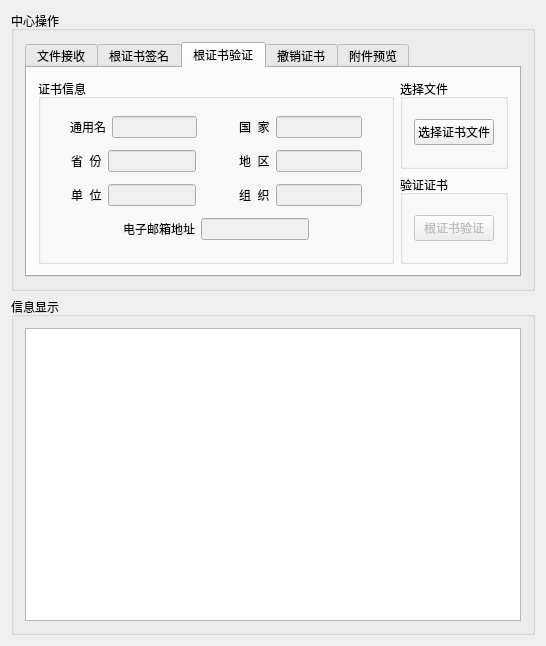
Qt form V2.0/CAServer/CAServer/mainwindow.ui (zengrx/openssl_ca) before a commit.
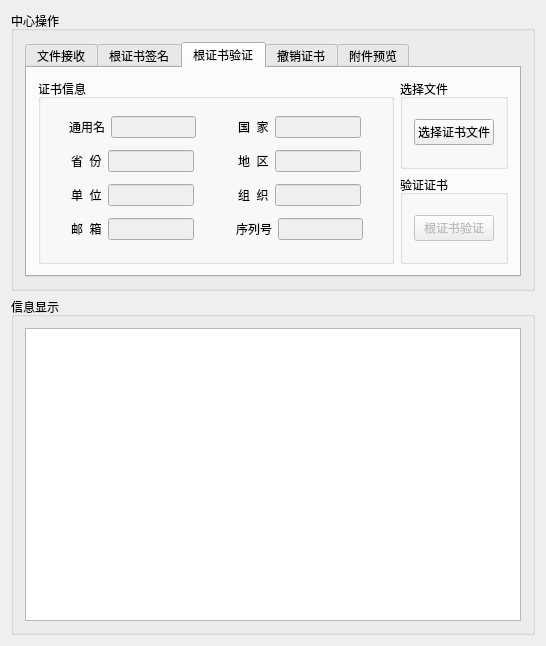
The same form after that commit. The open tabs and pages were chosen to show the change.

```diff
--- a/V2.0/CAServer/CAServer/mainwindow.ui
+++ b/V2.0/CAServer/CAServer/mainwindow.ui
@@ -693,7 +693,7 @@
                       </item>
                      </layout>
                     </item>
-                    <item row="3" column="0" colspan="2">
+                    <item row="3" column="0">
                      <layout class="QHBoxLayout" name="horizontalLayout_25">
                       <item>
                        <spacer name="horizontalSpacer_18">
@@ -711,7 +711,7 @@
                       <item>
                        <widget class="QLabel" name="label_12">
                         <property name="text">
-                         <string>电子邮箱地址</string>
+                         <string>邮  箱</string>
                         </property>
                        </widget>
                       </item>
@@ -737,6 +737,50 @@
                       </item>
                      </layout>
                     </item>
+                    <item row="3" column="1">
+                     <layout class="QHBoxLayout" name="horizontalLayout_29">
+                      <item>
+                       <spacer name="horizontalSpacer_20">
+                        <property name="orientation">
+                         <enum>Qt::Horizontal</enum>
+                        </property>
+                        <property name="sizeHint" stdset="0">
+                         <size>
+                          <width>40</width>
+                          <height>20</height>
+                         </size>
+                        </property>
+                       </spacer>
+                      </item>
+                      <item>
+                       <widget class="QLabel" name="label_13">
+                        <property name="text">
+                         <string>序列号</string>
+                        </property>
+                       </widget>
+                      </item>
+                      <item>
+                       <widget class="QLineEdit" name="lineEdit_10">
+                        <property name="enabled">
+                         <bool>false</bool>
+                        </property>
+                       </widget>
+                      </item>
+                      <item>
+                       <spacer name="horizontalSpacer_21">
+                        <property name="orientation">
+                         <enum>Qt::Horizontal</enum>
+                        </property>
+                        <property name="sizeHint" stdset="0">
+                         <size>
+                          <width>40</width>
+                          <height>20</height>
+                         </size>
+                        </property>
+                       </spacer>
+                      </item>
+                     </layout>
+                    </item>
                    </layout>
                   </item>
                  </layout>
```
Left out of the diff: 2 changed lines with no effect on the pictures.
